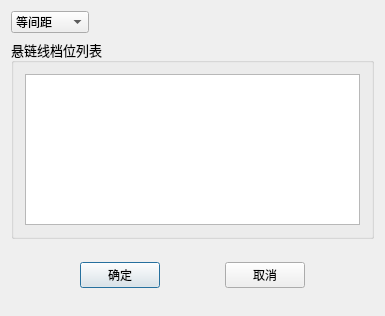
Old version of the form TW/Spacer.ui in the repository Shixuku/Tower-Visual.
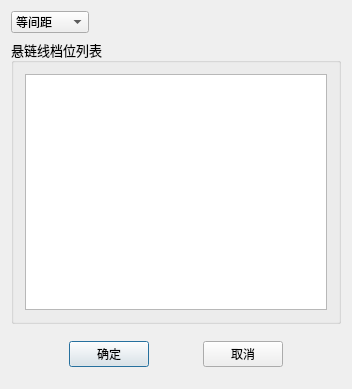
New version of the form.

Diff of the .ui file:
```diff
--- a/TW/Spacer.ui
+++ b/TW/Spacer.ui
@@ -6,8 +6,8 @@
    <rect>
     <x>0</x>
     <y>0</y>
-    <width>385</width>
-    <height>316</height>
+    <width>352</width>
+    <height>389</height>
    </rect>
   </property>
   <property name="windowTitle">
@@ -35,7 +35,7 @@
      </property>
      <property name="sizeHint" stdset="0">
       <size>
-       <width>263</width>
+       <width>230</width>
        <height>20</height>
       </size>
      </property>
@@ -46,7 +46,7 @@
      <property name="maximumSize">
       <size>
        <width>16777215</width>
-       <height>200</height>
+       <height>10000</height>
       </size>
      </property>
      <property name="font">
@@ -84,6 +84,12 @@
    </item>
    <item row="2" column="0" colspan="2">
     <widget class="QWidget" name="widget_5" native="true">
+     <property name="maximumSize">
+      <size>
+       <width>16777215</width>
+       <height>50</height>
+      </size>
+     </property>
      <layout class="QHBoxLayout" name="horizontalLayout_5">
       <item>
        <spacer name="horizontalSpacer_3">
```
